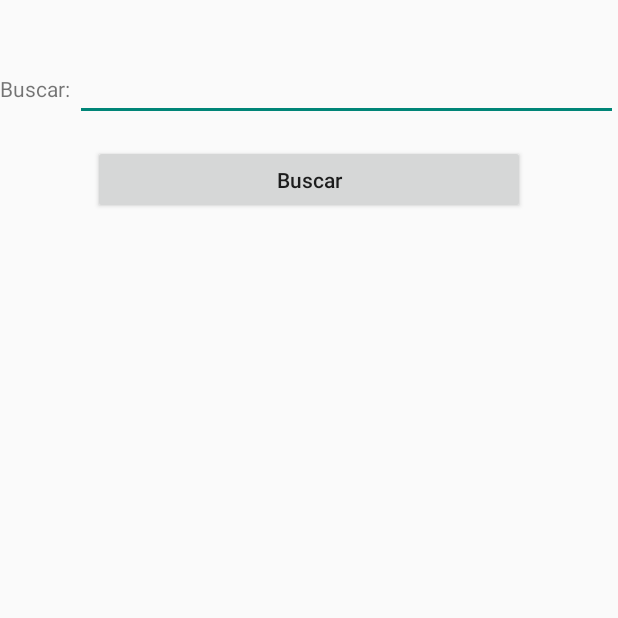
After one commit to metabit1000/HSDProgram2020_HUAWEI, an Android app: the SearchActivity screen opened directly, with no data from a screen before it, on a phone screen of 412 x 824 dp, the top half of it. The commit adds this screen. Run offline under Robolectric (Android 15) with nearby library versions, the phone set to English and light mode, and no system bars; libraries missing offline, so code that uses them is left out: com.huawei.hms; 1 statement that could not run was skipped.

Commit message:
SearchActivity added

```diff
--- a/app/build.gradle
+++ b/app/build.gradle
@@ -54,6 +54,7 @@ dependencies {
     implementation 'com.huawei.hms:maps:5.0.3.302'
     implementation 'com.huawei.hms:ads-lite:13.4.34.301'
     implementation 'com.huawei.hms:awareness:1.0.7.301'
+    implementation 'com.huawei.hms:site:5.0.3.302'
 }
 
 apply plugin: 'com.huawei.agconnect'
--- a/app/src/main/AndroidManifest.xml
+++ b/app/src/main/AndroidManifest.xml
@@ -40,6 +40,11 @@
                 <action android:name="android.intent.action.MAIN" />
             </intent-filter>
         </activity>
+        <activity android:name=".SearchActivity">
+            <intent-filter>
+                <action android:name="android.intent.action.MAIN" />
+            </intent-filter>
+        </activity>
     </application>
 
 </manifest>
--- /dev/null
+++ b/app/src/main/java/com/hsd/contest/spain/feelsafe/SearchActivity.java
@@ -0,0 +1,112 @@
+package com.hsd.contest.spain.feelsafe;
+
+import android.content.Intent;
+import android.os.Bundle;
+import android.util.Log;
+import android.view.View;
+import android.widget.AdapterView;
+import android.widget.ArrayAdapter;
+import android.widget.Button;
+import android.widget.EditText;
+import android.widget.ListView;
+import android.widget.TextView;
+import android.widget.Toast;
+
+import androidx.appcompat.app.AppCompatActivity;
+
+import com.huawei.hms.maps.model.LatLng;
+import com.huawei.hms.site.api.SearchResultListener;
+import com.huawei.hms.site.api.SearchService;
+import com.huawei.hms.site.api.SearchServiceFactory;
+import com.huawei.hms.site.api.model.AddressDetail;
+import com.huawei.hms.site.api.model.HwLocationType;
+import com.huawei.hms.site.api.model.SearchStatus;
+import com.huawei.hms.site.api.model.Site;
+import com.huawei.hms.site.api.model.TextSearchRequest;
+import com.huawei.hms.site.api.model.TextSearchResponse;
+
+import java.io.UnsupportedEncodingException;
+import java.net.URLEncoder;
+import java.util.ArrayList;
+import java.util.List;
+
+public class SearchActivity extends AppCompatActivity implements AdapterView.OnItemClickListener {
+
+    @Override
+    public void onItemClick(AdapterView<?> parent, View view, int position, long id) {
+        String item = parent.getItemAtPosition(position).toString();
+        GlobalVariables.setSelectedPosition(position);
+        Toast.makeText(getApplicationContext(), item + " " + position, Toast.LENGTH_LONG).show();
+
+        startActivity(new Intent(SearchActivity.this, MapsActivity.class));
+    }
+
+    EditText search_query;
+    TextView response_text;
+    Button search_button;
+    ListView listview;
+
+    private SearchService searchService;
+
+
+    @Override
+    protected void onCreate(Bundle savedInstanceState) {
+        super.onCreate(savedInstanceState);
+        setContentView(R.layout.activity_search);
+
+        search_query = (EditText) findViewById(R.id.search_query);
+        //response_text = (TextView) findViewById(R.id.response);
+        listview = (ListView) findViewById(R.id.list);
+        search_button = (Button) findViewById(R.id.button_search);
+
+        try {
+            searchService = SearchServiceFactory.create(this, URLEncoder.encode("CgB6e3x9MPbI8iITjvfTfjI82nRwFI0Y7vFnXcFUeM8TdYtCWhs6L6JP+417gXvM4kZaC2pEr5lUp5uKUU/SxZxo", "utf-8"));
+        } catch (UnsupportedEncodingException e) {
+            Log.e("Error:", "encode apikey error");
+        }
+
+        search_button.setOnClickListener(new View.OnClickListener() {
+            @Override
+            public void onClick(View v) {
+                search(v);
+            }
+        });
+    }
+
+    public void search(View view) {
+        TextSearchRequest textSearchRequest = new TextSearchRequest();
+        textSearchRequest.setQuery(search_query.getText().toString());
+        searchService.textSearch(textSearchRequest, new SearchResultListener<TextSearchResponse>() {
+            @Override
+            public void onSearchResult(TextSearchResponse textSearchResponse) {
+                List<Site> siteList;
+                if (textSearchResponse == null || textSearchResponse.getTotalCount() <= 0 || (siteList = textSearchResponse.getSites()) == null
+                        || ((List) siteList).size() <= 0) {
+
+                    Toast.makeText(getApplicationContext(), "No hay resultados en la busqueda.", Toast.LENGTH_LONG).show();
+                    return;
+                }
+
+                ArrayList <String> res = new ArrayList<String>(); //para crear la lista a mostrar en pantalla
+                AddressDetail addressDetail;
+
+                if (GlobalVariables.places.size() > 0) GlobalVariables.places.clear();
+                for (Site site : textSearchResponse.getSites()) {
+                    addressDetail = site.getAddress();
+                    res.add(site.getName() + " " + site.getFormatAddress() + " " + addressDetail.getCountry());
+                    GlobalVariables.places.add(new GlobalVariables.ListItem(site.getName(), new LatLng(site.getLocation().getLat(),site.getLocation().getLng())));
+                }
+
+                ArrayAdapter<String> listAdapter = new ArrayAdapter<String>(SearchActivity.this, android.R.layout.simple_list_item_1, res);
+                listview.setAdapter(listAdapter);
+
+                listview.setOnItemClickListener(SearchActivity.this);
+            }
+
+            @Override
+            public void onSearchError(SearchStatus searchStatus) {
+                Log.e("Error: ", "onSearchError is: " + searchStatus.getErrorCode());
+            }
+        });
+    }
+}
--- /dev/null
+++ b/app/src/main/res/layout/activity_search.xml
@@ -0,0 +1,61 @@
+<?xml version="1.0" encoding="utf-8"?>
+<androidx.constraintlayout.widget.ConstraintLayout xmlns:android="http://schemas.android.com/apk/res/android"
+    xmlns:app="http://schemas.android.com/apk/res-auto"
+    xmlns:tools="http://schemas.android.com/tools"
+    android:layout_width="match_parent"
+    android:layout_height="match_parent">
+
+    <LinearLayout
+        android:id="@+id/linearLayout"
+        android:layout_width="match_parent"
+        android:layout_height="wrap_content"
+        android:layout_marginTop="35dp"
+        android:orientation="horizontal"
+        app:layout_constraintEnd_toEndOf="parent"
+        app:layout_constraintStart_toStartOf="parent"
+        app:layout_constraintTop_toTopOf="parent">
+
+        <TextView
+            android:layout_width="wrap_content"
+            android:layout_height="wrap_content"
+            android:text="Buscar: " />
+
+        <EditText
+            android:id="@+id/search_query"
+            android:layout_width="0dp"
+            android:layout_height="wrap_content"
+            android:layout_weight="1"
+            android:autofillHints=""
+            android:hint=""
+            android:imeOptions="actionGo"
+            android:inputType="text"
+            android:text="" />
+
+    </LinearLayout>
+
+    <Button
+        android:id="@+id/button_search"
+        android:layout_width="288dp"
+        android:layout_height="46dp"
+        android:layout_marginTop="16dp"
+        android:onClick="search"
+        android:text="Buscar"
+        android:textAllCaps="false"
+        app:layout_constraintEnd_toEndOf="parent"
+        app:layout_constraintStart_toStartOf="parent"
+        app:layout_constraintTop_toBottomOf="@+id/linearLayout" />
+
+    <ListView
+        android:id="@+id/list"
+        android:layout_width="344dp"
+        android:layout_height="414dp"
+        android:layout_marginTop="29dp"
+        app:layout_constraintBottom_toBottomOf="parent"
+        app:layout_constraintEnd_toEndOf="parent"
+        app:layout_constraintHorizontal_bias="0.492"
+        app:layout_constraintStart_toStartOf="parent"
+        app:layout_constraintTop_toBottomOf="@+id/button_search"
+        app:layout_constraintVertical_bias="0.321" />
+
+
+</androidx.constraintlayout.widget.ConstraintLayout>
```
Also changed, not shown: app/src/main/java/com/hsd/contest/spain/feelsafe/GlobalVariables.java (+25 -0 lines), app/src/main/java/com/hsd/contest/spain/feelsafe/MapsActivity.java (+23 -3 lines), app/src/main/res/layout/activity_maps.xml (+19 -6 lines), app/src/main/res/layout/activity_settings.xml (+10 -9 lines), app/src/main/res/drawable/searchicon.png (added).
